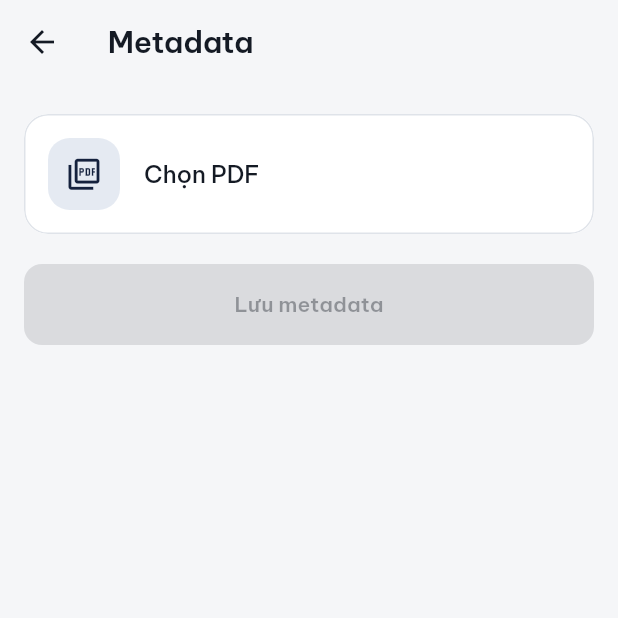
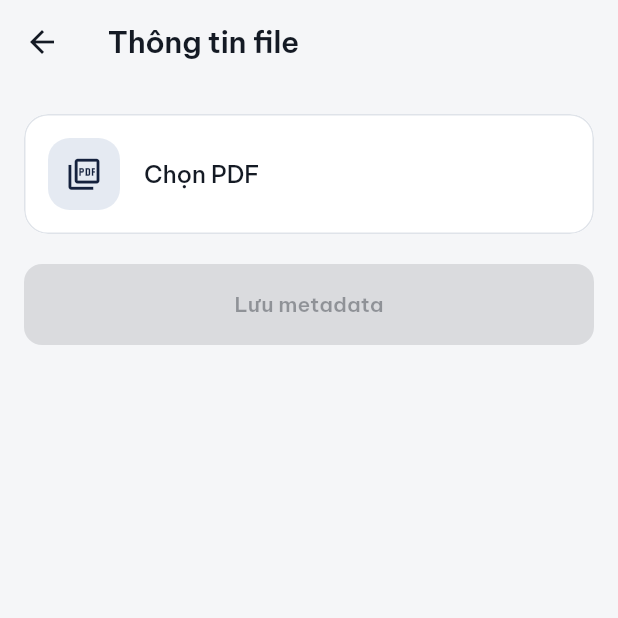
Before and after one commit to dan-tech-academy/pdf-utils, a Flutter app: the MetadataScreen screen opened directly, on a phone screen of 412 x 824 dp, the top half of it. Run offline on Flutter 3.47's test engine with Material 3 defaults, Android fonts, the phone set to English and light mode, and no system bars; our stand-ins replace file_picker, image_picker, open_file, permission_handler, share_plus; missing offline and left inert: doc_scanner_kit, flutter_pdfview, google_mlkit_text_recognition, pdf_manipulator.

Commit message:
fix: explain errors in plain Vietnamese instead of raw exceptions
- errors.dart: friendlyError() maps password, corrupted file, storage,
  network, timeout and platform failures to a short Vietnamese message
  with what to do next
- every existing tool screen and the viewer show it instead of
  e.toString()
- metadata, N-up and Office screens get plain-language titles: Thông
  tin file, Gộp trang lên 1 tờ, PDF ↔ Word, Excel, PPT

```diff
--- /dev/null
+++ b/lib/errors.dart
@@ -0,0 +1,32 @@
+import 'dart:async';
+import 'dart:io';
+
+import 'package:flutter/services.dart';
+import 'package:pdf_manipulator/pdf_manipulator.dart';
+
+/// A plain-Vietnamese message for an error shown to the user, with a hint
+/// at what to do next. The technical detail stays in brackets at the end
+/// only for errors without a known cause.
+String friendlyError(Object error) => switch (error) {
+  PdfPasswordRequired() =>
+    'File này đang có mật khẩu. Hãy gỡ mật khẩu bằng công cụ '
+        '"Khóa / Mở khóa" rồi thử lại.',
+  PdfWrongPassword() => 'Mật khẩu chưa đúng. Hãy kiểm tra rồi nhập lại.',
+  PdfCryptoFailed() =>
+    'Không mở được file đã khóa (mật khẩu sai hoặc kiểu khóa chưa hỗ trợ).',
+  PdfCorrupted() =>
+    'File PDF bị hỏng hoặc không phải PDF. Hãy thử công cụ "Sửa PDF lỗi".',
+  PdfPageOutOfRange() => 'Trang đã chọn không có trong file.',
+  PdfUnsupported() => 'Công cụ này chưa hỗ trợ loại file này.',
+  PdfIoFailed() || FileSystemException() =>
+    'Không đọc hoặc ghi được file. Hãy kiểm tra bộ nhớ trống rồi thử lại.',
+  PdfCancelled() => 'Đã hủy.',
+  SocketException() || HttpException() || HandshakeException() =>
+    'Không kết nối được mạng. Hãy kiểm tra Internet rồi thử lại.',
+  TimeoutException() => 'Quá lâu không có phản hồi. Hãy thử lại.',
+  // Failures inside the phone's own components (ML Kit, web view, sharing).
+  PlatformException() =>
+    'Máy không chạy được bước này. Hãy thử lại, hoặc mở lại ứng dụng.',
+  PdfError(:final message) => 'Không xử lý được file ($message).',
+  _ => 'Có lỗi xảy ra ($error).',
+};
--- a/lib/screens/compress_screen.dart
+++ b/lib/screens/compress_screen.dart
@@ -4,6 +4,7 @@ import 'package:flutter/material.dart';
 import 'package:pdf_manipulator/pdf_manipulator.dart';
 
 import '../engine.dart';
+import '../errors.dart';
 import '../files.dart';
 import '../widgets.dart';
 
@@ -70,7 +71,7 @@ class _CompressScreenState extends State<CompressScreen> {
       await PdfEngine.instance.compress(input, out, _policy);
       setState(() => _output = out);
     } catch (e) {
-      setState(() => _error = e.toString());
+      setState(() => _error = friendlyError(e));
     } finally {
       if (mounted) setState(() => _running = false);
     }
--- a/lib/screens/crop_screen.dart
+++ b/lib/screens/crop_screen.dart
@@ -3,6 +3,7 @@ import 'dart:io';
 import 'package:flutter/material.dart';
 
 import '../engine.dart';
+import '../errors.dart';
 import '../files.dart';
 import '../widgets.dart';
 
@@ -63,7 +64,7 @@ class _CropScreenState extends State<CropScreen> {
       );
       setState(() => _output = out);
     } catch (e) {
-      setState(() => _error = '$e');
+      setState(() => _error = friendlyError(e));
     } finally {
       setState(() => _running = false);
     }
--- a/lib/screens/form_screen.dart
+++ b/lib/screens/form_screen.dart
@@ -4,6 +4,7 @@ import 'package:flutter/material.dart';
 import 'package:pdf_manipulator/pdf_manipulator.dart';
 
 import '../engine.dart';
+import '../errors.dart';
 import '../files.dart';
 import '../widgets.dart';
 
@@ -50,7 +51,7 @@ class _FormScreenState extends State<FormScreen> {
       }
       setState(() => _fields = fields);
     } catch (e) {
-      setState(() => _error = '$e');
+      setState(() => _error = friendlyError(e));
     }
   }
 
@@ -97,7 +98,7 @@ class _FormScreenState extends State<FormScreen> {
       await PdfEngine.instance.fillForm(input, out, values);
       setState(() => _output = out);
     } catch (e) {
-      setState(() => _error = '$e');
+      setState(() => _error = friendlyError(e));
     } finally {
       setState(() => _running = false);
     }
--- a/lib/screens/images_to_pdf_screen.dart
+++ b/lib/screens/images_to_pdf_screen.dart
@@ -4,6 +4,7 @@ import 'package:flutter/material.dart';
 import 'package:pdf_manipulator/pdf_manipulator.dart';
 
 import '../engine.dart';
+import '../errors.dart';
 import '../files.dart';
 import '../widgets.dart';
 
@@ -63,7 +64,7 @@ class _ImagesToPdfScreenState extends State<ImagesToPdfScreen> {
       await PdfEngine.instance.imagesToPdf(_images, out, page: page);
       setState(() => _output = out);
     } catch (e) {
-      setState(() => _error = e.toString());
+      setState(() => _error = friendlyError(e));
     } finally {
       if (mounted) setState(() => _running = false);
     }
--- a/lib/screens/merge_screen.dart
+++ b/lib/screens/merge_screen.dart
@@ -3,6 +3,7 @@ import 'dart:io';
 import 'package:flutter/material.dart';
 
 import '../engine.dart';
+import '../errors.dart';
 import '../files.dart';
 import '../widgets.dart';
 
@@ -40,7 +41,7 @@ class _MergeScreenState extends State<MergeScreen> {
       await PdfEngine.instance.merge(_inputs, out);
       setState(() => _output = out);
     } catch (e) {
-      setState(() => _error = e.toString());
+      setState(() => _error = friendlyError(e));
     } finally {
       if (mounted) setState(() => _running = false);
     }
--- a/lib/screens/metadata_screen.dart
+++ b/lib/screens/metadata_screen.dart
@@ -4,6 +4,7 @@ import 'package:flutter/material.dart';
 import 'package:pdf_manipulator/pdf_manipulator.dart';
 
 import '../engine.dart';
+import '../errors.dart';
 import '../files.dart';
 import '../widgets.dart';
 
@@ -77,7 +78,7 @@ class _MetadataScreenState extends State<MetadataScreen> {
       );
       setState(() => _output = out);
     } catch (e) {
-      setState(() => _error = e.toString());
+      setState(() => _error = friendlyError(e));
     } finally {
       if (mounted) setState(() => _running = false);
     }
@@ -86,7 +87,7 @@ class _MetadataScreenState extends State<MetadataScreen> {
   @override
   Widget build(BuildContext context) {
     return Scaffold(
-      appBar: AppBar(title: const Text('Metadata')),
+      appBar: AppBar(title: const Text('Thông tin file')),
       body: ListView(
         padding: const EdgeInsets.all(16),
         children: [
--- a/lib/screens/nup_screen.dart
+++ b/lib/screens/nup_screen.dart
@@ -5,6 +5,7 @@ import 'package:flutter/material.dart';
 import 'package:image/image.dart' as img;
 
 import '../engine.dart';
+import '../errors.dart';
 import '../files.dart';
 import '../widgets.dart';
 
@@ -115,7 +116,7 @@ class _NupScreenState extends State<NupScreen> {
       }
       setState(() => _output = out);
     } catch (e) {
-      setState(() => _error = '$e');
+      setState(() => _error = friendlyError(e));
     } finally {
       setState(() => _running = false);
     }
@@ -124,7 +125,7 @@ class _NupScreenState extends State<NupScreen> {
   @override
   Widget build(BuildContext context) {
     return Scaffold(
-      appBar: AppBar(title: const Text('N-up (gộp trang)')),
+      appBar: AppBar(title: const Text('Gộp trang lên 1 tờ')),
       body: ListView(
         padding: const EdgeInsets.all(16),
         children: [
--- a/lib/screens/office_screen.dart
+++ b/lib/screens/office_screen.dart
@@ -5,6 +5,7 @@ import 'package:flutter/material.dart';
 import 'package:pdf_manipulator/pdf_manipulator.dart';
 
 import '../engine.dart';
+import '../errors.dart';
 import '../files.dart';
 import '../widgets.dart';
 
@@ -82,7 +83,7 @@ class _OfficeScreenState extends State<OfficeScreen> {
       }
       setState(() => _output = out);
     } catch (e) {
-      setState(() => _error = '$e');
+      setState(() => _error = friendlyError(e));
     } finally {
       setState(() => _running = false);
     }
@@ -92,7 +93,7 @@ class _OfficeScreenState extends State<OfficeScreen> {
   Widget build(BuildContext context) {
     final isPdf = _isPdfInput;
     return Scaffold(
-      appBar: AppBar(title: const Text('PDF ↔ Office')),
+      appBar: AppBar(title: const Text('PDF ↔ Word, Excel, PPT')),
       body: ListView(
         padding: const EdgeInsets.all(16),
         children: [
--- a/lib/screens/pages_screen.dart
+++ b/lib/screens/pages_screen.dart
@@ -5,6 +5,7 @@ import 'package:flutter/material.dart';
 import 'package:pdf_manipulator/pdf_manipulator.dart';
 
 import '../engine.dart';
+import '../errors.dart';
 import '../files.dart';
 import '../widgets.dart';
 
@@ -70,7 +71,7 @@ class _PagesScreenState extends State<PagesScreen> {
     } catch (e) {
       setState(() {
         _loading = false;
-        _error = e.toString();
+        _error = friendlyError(e);
       });
     }
   }
@@ -108,7 +109,7 @@ class _PagesScreenState extends State<PagesScreen> {
       );
       setState(() => _output = out);
     } catch (e) {
-      setState(() => _error = e.toString());
+      setState(() => _error = friendlyError(e));
     } finally {
       if (mounted) setState(() => _running = false);
     }
--- a/lib/screens/protect_screen.dart
+++ b/lib/screens/protect_screen.dart
@@ -3,6 +3,7 @@ import 'dart:io';
 import 'package:flutter/material.dart';
 
 import '../engine.dart';
+import '../errors.dart';
 import '../files.dart';
 import '../widgets.dart';
 
@@ -59,7 +60,7 @@ class _ProtectScreenState extends State<ProtectScreen> {
       }
       setState(() => _output = out);
     } catch (e) {
-      setState(() => _error = e.toString());
+      setState(() => _error = friendlyError(e));
     } finally {
       if (mounted) setState(() => _running = false);
     }
--- a/lib/screens/redact_screen.dart
+++ b/lib/screens/redact_screen.dart
@@ -5,6 +5,7 @@ import 'package:flutter/material.dart';
 import 'package:pdf_manipulator/pdf_manipulator.dart';
 
 import '../engine.dart';
+import '../errors.dart';
 import '../files.dart';
 import '../widgets.dart';
 
@@ -48,7 +49,7 @@ class _RedactScreenState extends State<RedactScreen> {
       _pages = await PdfEngine.instance.pageInfo(f);
       await _loadPage(0);
     } catch (e) {
-      setState(() => _error = '$e');
+      setState(() => _error = friendlyError(e));
     }
   }
 
@@ -110,7 +111,7 @@ class _RedactScreenState extends State<RedactScreen> {
         _report = report;
       });
     } catch (e) {
-      setState(() => _error = '$e');
+      setState(() => _error = friendlyError(e));
     } finally {
       setState(() => _running = false);
     }
--- a/lib/screens/scan_screen.dart
+++ b/lib/screens/scan_screen.dart
@@ -5,6 +5,7 @@ import 'package:flutter/material.dart';
 import 'package:permission_handler/permission_handler.dart';
 
 import '../engine.dart';
+import '../errors.dart';
 import '../files.dart';
 import '../widgets.dart';
 
@@ -51,7 +52,7 @@ class _ScanScreenState extends State<ScanScreen> {
       await file.copy(out.path);
       setState(() => _output = out);
     } catch (e) {
-      setState(() => _error = e.toString());
+      setState(() => _error = friendlyError(e));
     } finally {
       if (mounted) setState(() => _running = false);
     }
@@ -100,7 +101,7 @@ class _ScanScreenState extends State<ScanScreen> {
       await PdfEngine.instance.imagesToPdf([photo], out);
       setState(() => _output = out);
     } catch (e) {
-      setState(() => _error = e.toString());
+      setState(() => _error = friendlyError(e));
     } finally {
       if (mounted) setState(() => _running = false);
     }
--- a/lib/screens/split_screen.dart
+++ b/lib/screens/split_screen.dart
@@ -4,6 +4,7 @@ import 'package:flutter/material.dart';
 import 'package:pdf_manipulator/pdf_manipulator.dart';
 
 import '../engine.dart';
+import '../errors.dart';
 import '../files.dart';
 import '../widgets.dart';
 
@@ -62,7 +63,7 @@ class _SplitScreenState extends State<SplitScreen> {
           await PdfEngine.instance.split(input, dir, base, by: rule);
       setState(() => _outputs = files);
     } catch (e) {
-      setState(() => _error = e.toString());
+      setState(() => _error = friendlyError(e));
     } finally {
       if (mounted) setState(() => _running = false);
     }
--- a/lib/screens/stamp_screen.dart
+++ b/lib/screens/stamp_screen.dart
@@ -5,6 +5,7 @@ import 'package:flutter/material.dart';
 import 'package:pdf_manipulator/pdf_manipulator.dart';
 
 import '../engine.dart';
+import '../errors.dart';
 import '../files.dart';
 import '../widgets.dart';
 
@@ -58,7 +59,7 @@ class StampScreenState extends State<StampScreen> {
         _error = null;
       });
     } catch (e) {
-      setState(() => _error = e.toString());
+      setState(() => _error = friendlyError(e));
     }
   }
 
@@ -125,7 +126,7 @@ class StampScreenState extends State<StampScreen> {
       );
       setState(() => _output = out);
     } catch (e) {
-      setState(() => _error = e.toString());
+      setState(() => _error = friendlyError(e));
     } finally {
       if (mounted) setState(() => _running = false);
     }
--- a/lib/viewer_screen.dart
+++ b/lib/viewer_screen.dart
@@ -4,6 +4,7 @@ import 'package:flutter/material.dart';
 import 'package:flutter_pdfview/flutter_pdfview.dart';
 import 'package:share_plus/share_plus.dart';
 
+import 'errors.dart';
 import 'files.dart';
 import 'widgets.dart';
 
@@ -92,7 +93,7 @@ class _ViewerScreenState extends State<ViewerScreen> {
               autoSpacing: true,
               pageFling: true,
               fitPolicy: FitPolicy.BOTH,
-              onError: (e) => setState(() => _error = e.toString()),
+              onError: (e) => setState(() => _error = friendlyError(e)),
               onRender: (pages) => setState(() => _pages = pages ?? 0),
               onPageChanged: (page, total) => setState(() {
                 _page = page ?? 0;
```
